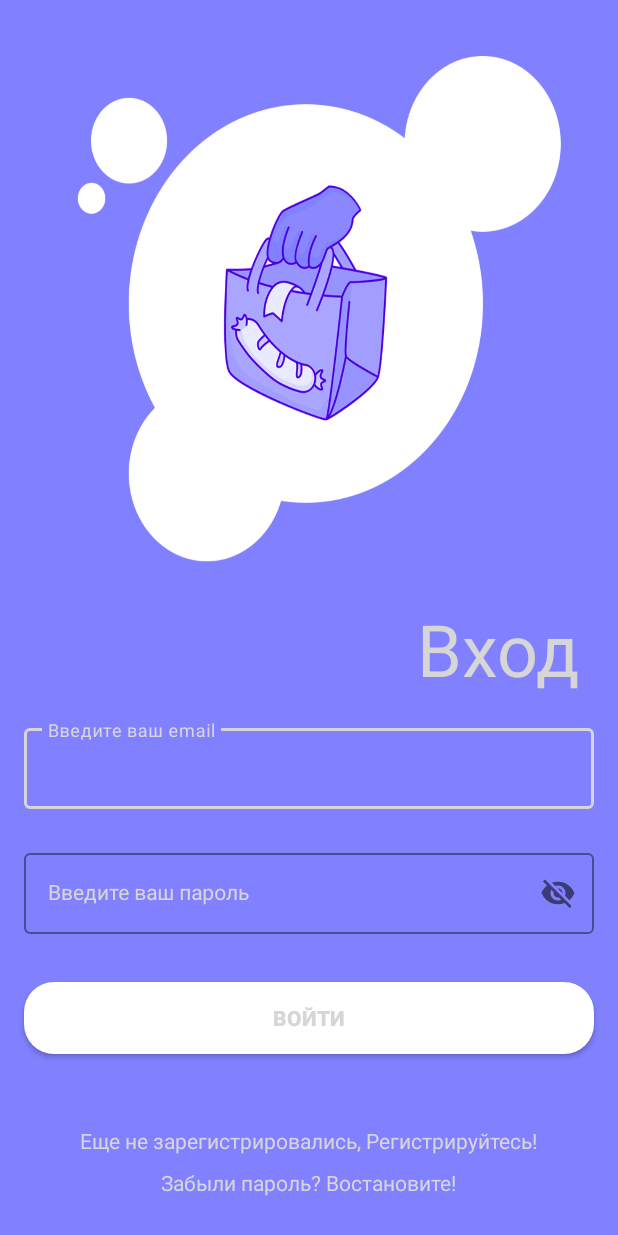
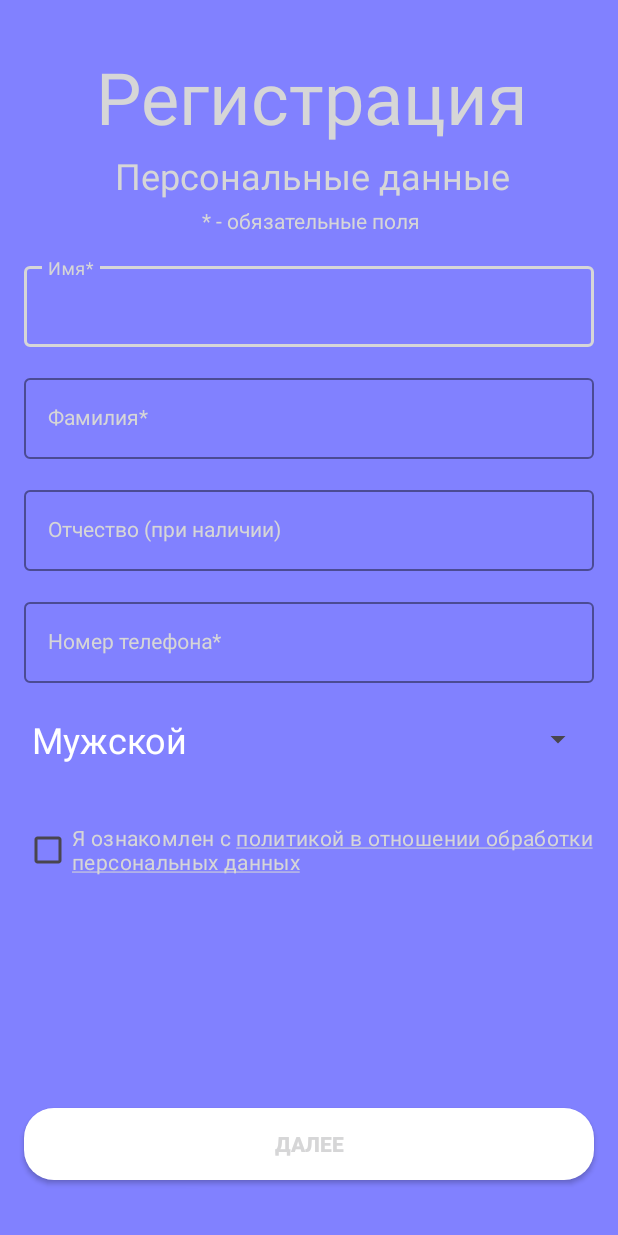
Before and after one commit to yaroslaizerone/YumYumCouriers, an Android app: the screen it shows after launch (SignInActivity before the commit, SingUpDataActivity after it), after a tap on "Еще не зарегистрировались, Регистрируйте", on a phone screen of 412 x 824 dp. Run offline under Robolectric (Android 15) with nearby library versions, the phone set to English and light mode, and no system bars; our stand-ins replace Firebase (no records; nobody signed in at launch, a user with empty details on screens opened directly); 2 other taps on this screen came first.

Commit message:
Send data courier

```diff
--- a/app/src/main/java/com/example/yumyumcouriers/SignUpActivity.kt
+++ b/app/src/main/java/com/example/yumyumcouriers/SignUpActivity.kt
@@ -8,6 +8,7 @@ import androidx.appcompat.app.AppCompatActivity
 import com.example.yumyumcouriers.databinding.ActivitySignUpBinding
 import com.google.firebase.auth.FirebaseAuth
 import com.google.firebase.firestore.FirebaseFirestore
+import java.util.*
 
 class SignUpActivity : AppCompatActivity() {
 
@@ -38,7 +39,8 @@ class SignUpActivity : AppCompatActivity() {
                             val result = task.result
                             if (result?.signInMethods?.isEmpty() == true) {
                                 // Email не зарегистрирован, можно создать нового пользователя
-                                firebaseAuth.createUserWithEmailAndPassword(email, pass).addOnCompleteListener {
+                                firebaseAuth.createUserWithEmailAndPassword(email, pass)
+                                    .addOnCompleteListener {
                                         if (it.isSuccessful) {
                                             val currentUser = FirebaseAuth.getInstance().currentUser
                                             currentUser?.let { user ->
@@ -57,26 +59,83 @@ class SignUpActivity : AppCompatActivity() {
                                                 authCollectionRef.add(userData)
                                                     .addOnSuccessListener { documentReference ->
                                                         // Обработка успешного добавления записи
-                                                    Log.d("TAG", "DocumentSnapshot added with ID: ${documentReference.id}")
+                                                        Log.d(
+                                                            "TAG",
+                                                            "DocumentSnapshot added with ID: ${documentReference.id}"
+                                                        )
                                                     }
                                                     .addOnFailureListener { e ->
                                                         // Обработка ошибок при добавлении записи
                                                         Log.e("TAG", "Error adding document", e)
                                                     }
 
+                                                // Генерируем случайный ID
+                                                val randomId = Random().nextInt(10000) + 1
+
+                                                // Получаем значения из intent
+                                                val name = intent.getStringExtra("NAME").toString()
+                                                val surname = intent.getStringExtra("SURNAME").toString()
+                                                val patronic = intent.getStringExtra("PATRONIC").toString()
+                                                val number = intent.getStringExtra("NUMBER").toString()
+                                                val gender = intent.getStringExtra("GENDER").toString()
+
+                                                // Создаем объект данных для записи в коллекцию Firestore
+                                                val staffData = hashMapOf(
+                                                    "name" to name,
+                                                    "surname" to surname,
+                                                    "patronic" to patronic,
+                                                    "number" to number,
+                                                    "gender" to gender,
+                                                    "employmentrecord" to "",
+                                                    "snils" to "",
+                                                    "medicalbook" to "",
+                                                    "psn" to "",
+                                                    "id" to randomId,
+                                                    "uid" to uid
+                                                )
+
+                                                val staffCollectionRef = db.collection("staff")
+
+                                                // Добавляем данные в коллекцию Firestore
+                                                staffCollectionRef.add(staffData)
+                                                    .addOnSuccessListener { documentReference ->
+                                                        // Обработка успешного добавления записи
+                                                        Log.d(
+                                                            "TAG",
+                                                            "DocumentSnapshot added with ID: ${documentReference.id}"
+                                                        )
+                                                    }
+                                                    .addOnFailureListener { e ->
+                                                        // Обработка ошибок при добавлении записи
+                                                        Log.e("TAG", "Error adding document", e)
+                                                    }
+
+
                                             }
                                             val intent = Intent(this, WorkActivity::class.java)
                                             startActivity(intent)
                                         } else {
-                                        Toast.makeText(this, it.exception.toString(), Toast.LENGTH_SHORT).show()
+                                            Toast.makeText(
+                                                this,
+                                                it.exception.toString(),
+                                                Toast.LENGTH_SHORT
+                                            ).show()
                                         }
                                     }
                             } else {
                                 // Email уже зарегистрирован
-                                Toast.makeText(this, "Этот email уже зарегистрирован", Toast.LENGTH_SHORT).show()
+                                Toast.makeText(
+                                    this,
+                                    "Этот email уже зарегистрирован",
+                                    Toast.LENGTH_SHORT
+                                ).show()
                             }
                         } else {
-                            Toast.makeText(this, "Ошибка при проверке email: ${task.exception}", Toast.LENGTH_SHORT).show()
+                            Toast.makeText(
+                                this,
+                                "Ошибка при проверке email: ${task.exception}",
+                                Toast.LENGTH_SHORT
+                            ).show()
                         }
                     }
                 } else {
--- /dev/null
+++ b/app/src/main/java/com/example/yumyumcouriers/SingUpDataActivity.kt
@@ -0,0 +1,92 @@
+package com.example.yumyumcouriers
+
+import android.content.Intent
+import android.os.Bundle
+import android.text.SpannableString
+import android.text.method.LinkMovementMethod
+import android.text.style.ClickableSpan
+import android.view.View
+import android.view.animation.AnimationUtils
+import android.widget.ArrayAdapter
+import android.widget.Button
+import android.widget.CheckBox
+import android.widget.Spinner
+import androidx.activity.enableEdgeToEdge
+import androidx.appcompat.app.AppCompatActivity
+import androidx.core.view.ViewCompat
+import androidx.core.view.WindowInsetsCompat
+import com.example.yumyumcouriers.databinding.ActivitySingUpDataBinding
+import com.google.android.material.bottomsheet.BottomSheetDialog
+
+class SingUpDataActivity : AppCompatActivity() {
+
+    private lateinit var binding: ActivitySingUpDataBinding
+
+    override fun onCreate(savedInstanceState: Bundle?) {
+        super.onCreate(savedInstanceState)
+        binding = ActivitySingUpDataBinding.inflate(layoutInflater) // Инициализация свойства binding
+        setContentView(binding.root)
+        enableEdgeToEdge()
+        setContentView(R.layout.activity_sing_up_data)
+        ViewCompat.setOnApplyWindowInsetsListener(findViewById(R.id.main)) { v, insets ->
+            val systemBars = insets.getInsets(WindowInsetsCompat.Type.systemBars())
+            v.setPadding(systemBars.left, systemBars.top, systemBars.right, systemBars.bottom)
+            insets
+        }
+
+        val spinner: Spinner = findViewById(R.id.spinnerGender)
+        // Создаем адаптер для спиннера с выбором пола
+        val adapter = ArrayAdapter.createFromResource(
+            this,
+            R.array.gender_array, // ваш массив строк
+            R.layout.spinner_text // ваш кастомный стиль текста
+        )
+        adapter.setDropDownViewResource(android.R.layout.simple_spinner_dropdown_item)
+        spinner.adapter = adapter
+
+        val checkBox: CheckBox = findViewById(R.id.checkBoxAccept)
+
+        // Создаем SpannableString с текстом гиперссылки
+        val policyText = "Я ознакомлен с политикой в отношении обработки персональных данных"
+        val spannableString = SpannableString(policyText)
+        val clickableSpan = object : ClickableSpan() {
+            override fun onClick(widget: View) {
+                // Открываем Bottom Sheet Dialog при нажатии на ссылку
+                val bottomSheetDialog = BottomSheetDialog(this@SingUpDataActivity)
+                bottomSheetDialog.setContentView(R.layout.bottom_sheet_politician)
+                bottomSheetDialog.show()
+            }
+        }
+        // Определяем начальный и конечный индексы для подстроки, которую мы хотим сделать гиперссылкой
+        val start = policyText.indexOf("политикой в отношении обработки персональных данных")
+        val end = start + "политикой в отношении обработки персональных данных".length
+        // Применяем ClickableSpan только к подстроке
+        spannableString.setSpan(clickableSpan, start, end, SpannableString.SPAN_EXCLUSIVE_EXCLUSIVE)
+
+        // Устанавливаем SpannableString в CheckBox и делаем ссылку кликабельной
+        checkBox.text = spannableString
+        checkBox.movementMethod = LinkMovementMethod.getInstance()
+
+        binding.nextBtn.setOnClickListener {
+            if (!checkBox.isChecked) {
+                // Если checkBox не отмечен, запустите анимацию мигания красным цветом
+                val shake = AnimationUtils.loadAnimation(this@SingUpDataActivity, R.anim.shake)
+                checkBox.startAnimation(shake)
+            } else {
+                var name = binding.nameEt.text.toString()
+                var surname = binding.surnameEt.text.toString()
+                var patronic = binding.parentEt.text.toString()
+                var number = binding.phoneEt.text.toString()
+                var gender = binding.spinnerGender.selectedItem.toString()
+                val intent = Intent(this, SignUpActivity::class.java)
+                intent.putExtra("NAME", name)
+                intent.putExtra("SURNAME", surname)
+                intent.putExtra("PATRONIC", patronic)
+                intent.putExtra("NUMBER", number)
+                intent.putExtra("GENDER", gender)
+                startActivity(intent)
+            }
+        }
+
+    }
+}
--- a/app/src/main/java/com/example/yumyumcouriers/WorkActivity.kt
+++ b/app/src/main/java/com/example/yumyumcouriers/WorkActivity.kt
@@ -17,6 +17,8 @@ import com.yandex.mapkit.map.MapObjectCollection
 
 
 import com.google.android.material.bottomsheet.BottomSheetDialog
+import com.google.firebase.Firebase
+import com.google.firebase.firestore.firestore
 
 class WorkActivity : AppCompatActivity(){
     private lateinit var mapView: MapView
@@ -44,6 +46,10 @@ class WorkActivity : AppCompatActivity(){
         //setMarkerInStartLocation()
 
         uid = intent.getStringExtra("UID").toString()
+
+        // Проверка на наличие ограничений
+
+        val db = Firebase.firestore
 
         // Инициализация кнопки для отображения Bottom Sheet Dialog
         btnShowBottomSheet = findViewById(R.id.idBtnShowBottomSheet)
--- /dev/null
+++ b/app/src/main/res/drawable/round_green_card.xml
@@ -0,0 +1,5 @@
+<?xml version="1.0" encoding="utf-8"?>
+<shape xmlns:android="http://schemas.android.com/apk/res/android">
+    <solid android:color="#CD2EBA34" />
+    <corners android:radius="30dp"/>
+</shape>
--- /dev/null
+++ b/app/src/main/res/layout/activity_sing_up_data.xml
@@ -0,0 +1,176 @@
+<?xml version="1.0" encoding="utf-8"?>
+<androidx.constraintlayout.widget.ConstraintLayout xmlns:android="http://schemas.android.com/apk/res/android"
+    xmlns:app="http://schemas.android.com/apk/res-auto"
+    xmlns:tools="http://schemas.android.com/tools"
+    android:id="@+id/main"
+    android:layout_width="match_parent"
+    android:layout_height="match_parent"
+    android:background="#8181ff"
+    tools:context=".SingUpDataActivity">
+
+    <TextView
+        android:id="@+id/textView5"
+        android:layout_width="wrap_content"
+        android:layout_height="wrap_content"
+        android:layout_marginTop="32dp"
+        android:layout_marginEnd="60dp"
+        android:text="Регистрация"
+        android:textColor="@color/white"
+        android:textSize="48dp"
+        app:layout_constraintEnd_toEndOf="parent"
+        app:layout_constraintTop_toTopOf="parent" />
+
+    <TextView
+        android:id="@+id/textView6"
+        android:layout_width="wrap_content"
+        android:layout_height="wrap_content"
+        android:layout_marginTop="4dp"
+        android:layout_marginEnd="72dp"
+        android:text="Персональные данные"
+        android:textColor="@color/white"
+        android:textSize="24dp"
+        app:layout_constraintEnd_toEndOf="parent"
+        app:layout_constraintTop_toBottomOf="@+id/textView5" />
+
+    <TextView
+        android:id="@+id/textView7"
+        android:layout_width="wrap_content"
+        android:layout_height="wrap_content"
+        android:layout_marginTop="4dp"
+        android:layout_marginEnd="132dp"
+        android:text="* - обязательные поля"
+        android:textColor="@color/white"
+        android:textSize="14dp"
+        app:layout_constraintEnd_toEndOf="parent"
+        app:layout_constraintTop_toBottomOf="@+id/textView6" />
+
+    <com.google.android.material.textfield.TextInputLayout
+        android:id="@+id/nameLayout"
+        style="@style/LoginTextInputOuterFieldStyle"
+        android:layout_width="match_parent"
+        android:layout_height="wrap_content"
+        android:layout_marginHorizontal="16dp"
+        android:textColorHint="@color/white"
+        app:boxStrokeColor="@color/white"
+        app:hintTextColor="@color/white"
+        app:layout_constraintEnd_toEndOf="parent"
+        app:layout_constraintHorizontal_bias="0.5"
+        app:layout_constraintStart_toStartOf="parent"
+        app:layout_constraintTop_toBottomOf="@+id/textView7">
+
+        <com.google.android.material.textfield.TextInputEditText
+            android:id="@+id/nameEt"
+            style="@style/LoginTextInputInnerFieldStyle"
+            android:layout_width="match_parent"
+            android:layout_height="wrap_content"
+            android:hint="Имя*"
+            android:inputType="text"
+            android:textColor="@color/white" />
+    </com.google.android.material.textfield.TextInputLayout>
+
+    <com.google.android.material.textfield.TextInputLayout
+        android:id="@+id/surnameLayout"
+        style="@style/LoginTextInputOuterFieldStyle"
+        android:layout_width="match_parent"
+        android:layout_height="wrap_content"
+        android:layout_marginHorizontal="16dp"
+        android:textColorHint="@color/white"
+        app:boxStrokeColor="@color/white"
+        app:hintTextColor="@color/white"
+        app:layout_constraintEnd_toEndOf="parent"
+        app:layout_constraintHorizontal_bias="0.5"
+        app:layout_constraintStart_toStartOf="parent"
+        app:layout_constraintTop_toBottomOf="@+id/nameLayout">
+
+        <com.google.android.material.textfield.TextInputEditText
+            android:id="@+id/surnameEt"
+            style="@style/LoginTextInputInnerFieldStyle"
+            android:layout_width="match_parent"
+            android:layout_height="wrap_content"
+            android:hint="Фамилия*"
+            android:inputType="text"
+            android:textColor="@color/white" />
+    </com.google.android.material.textfield.TextInputLayout>
+
+    <com.google.android.material.textfield.TextInputLayout
+        android:id="@+id/parentLayout"
+        style="@style/LoginTextInputOuterFieldStyle"
+        android:layout_width="match_parent"
+        android:layout_height="wrap_content"
+        android:layout_marginHorizontal="16dp"
+        android:textColorHint="@color/white"
+        app:boxStrokeColor="@color/white"
+        app:hintTextColor="@color/white"
+        app:layout_constraintEnd_toEndOf="parent"
+        app:layout_constraintHorizontal_bias="0.5"
+        app:layout_constraintStart_toStartOf="parent"
+        app:layout_constraintTop_toBottomOf="@+id/surnameLayout">
+
+        <com.google.android.material.textfield.TextInputEditText
+            android:id="@+id/parentEt"
+            style="@style/LoginTextInputInnerFieldStyle"
+            android:layout_width="match_parent"
+            android:layout_height="wrap_content"
+            android:hint="Отчество (при наличии)"
+            android:inputType="text"
+            android:textColor="@color/white" />
+    </com.google.android.material.textfield.TextInputLayout>
+
+    <com.google.android.material.textfield.TextInputLayout
+        android:id="@+id/phoneLayout"
+        style="@style/LoginTextInputOuterFieldStyle"
+        android:layout_width="match_parent"
+        android:layout_height="wrap_content"
+        android:layout_marginHorizontal="16dp"
+        android:textColorHint="@color/white"
+        app:boxStrokeColor="@color/white"
+        app:hintTextColor="@color/white"
+        app:layout_constraintEnd_toEndOf="parent"
+        app:layout_constraintHorizontal_bias="0.5"
+        app:layout_constraintStart_toStartOf="parent"
+        app:layout_constraintTop_toBottomOf="@+id/parentLayout">
+
+        <com.google.android.material.textfield.TextInputEditText
+            android:id="@+id/phoneEt"
+            style="@style/LoginTextInputInnerFieldStyle"
+            android:layout_width="match_parent"
+            android:layout_height="wrap_content"
+            android:hint="Номер телефона*"
+            android:inputType="phone"
+            android:textColor="@color/white" />
+    </com.google.android.material.textfield.TextInputLayout>
+
+    <Spinner
+        android:id="@+id/spinnerGender"
+        android:layout_width="match_parent"
+        android:layout_height="wrap_content"
+        android:layout_margin="16dp"
+        app:layout_constraintTop_toBottomOf="@+id/phoneLayout" />
+
+    <CheckBox
+        android:id="@+id/checkBoxAccept"
+        android:layout_width="wrap_content"
+        android:layout_height="wrap_content"
+        android:layout_marginStart="16dp"
+        android:layout_marginTop="28dp"
+        android:text="Я ознакомлен с политикой в отношении обработки персональных данных"
+        android:textColor="@color/white"
+        android:textSize="14dp"
+        app:layout_constraintStart_toStartOf="parent"
+        app:layout_constraintTop_toBottomOf="@+id/spinnerGender" />
+
+    <androidx.appcompat.widget.AppCompatButton
+        android:id="@+id/nextBtn"
+        android:layout_width="0dp"
+        android:layout_height="wrap_content"
+        android:layout_marginHorizontal="16dp"
+        android:layout_marginTop="148dp"
+        android:background="@drawable/round_white_button"
+        android:text="Далее"
+        android:textColor="@color/black"
+        android:textStyle="bold"
+        app:layout_constraintEnd_toEndOf="parent"
+        app:layout_constraintStart_toStartOf="parent"
+        app:layout_constraintTop_toBottomOf="@+id/checkBoxAccept" />
+
+</androidx.constraintlayout.widget.ConstraintLayout>
```
Lines whose indentation alone changed are shown as unchanged.
